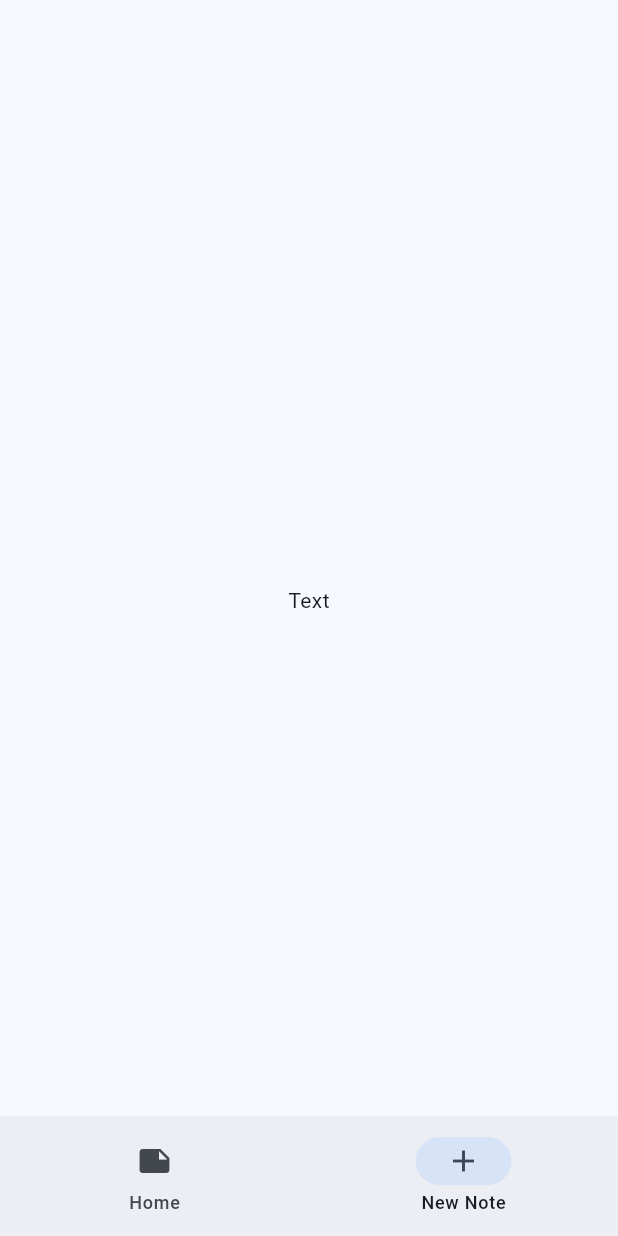
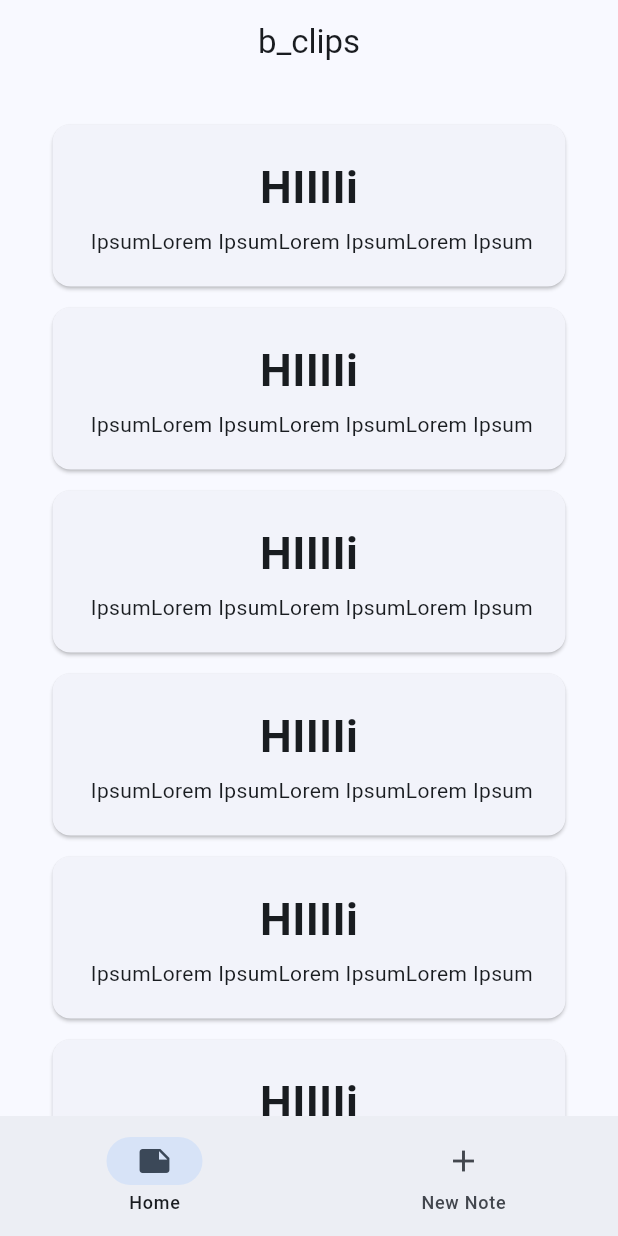
Before and after one commit to bloosheddev/b_clips, a Flutter app: the screen it shows after launch, on a phone screen of 412 x 824 dp. Run offline on Flutter 3.47's test engine with Material 3 defaults, Android fonts, the light colour scheme and no system bars.

Commit message:
Added UI

```diff
--- a/lib/data/constants.dart
+++ b/lib/data/constants.dart
@@ -0,0 +1 @@
+class KCardTextStyle {}
--- a/lib/data/notifiers.dart
+++ b/lib/data/notifiers.dart
@@ -1,3 +1,3 @@
 import 'package:flutter/material.dart';
 
-ValueNotifier<int> selectedPageNotifer = ValueNotifier(0);
+ValueNotifier<int> selectedPageNotifier = ValueNotifier(0);
--- a/lib/views/page_control.dart
+++ b/lib/views/page_control.dart
@@ -1,4 +1,10 @@
+import 'package:b_clips/data/notifiers.dart';
+import 'package:b_clips/views/pages/home_page.dart';
+import 'package:b_clips/views/pages/new_note_page.dart';
+import 'package:b_clips/views/widgets/navbar_widget.dart';
 import 'package:flutter/material.dart';
+
+List<Widget> pageList = [HomePage(), NewNotePage()];
 
 class PageControl extends StatelessWidget {
   const PageControl({super.key});
@@ -6,15 +12,14 @@ class PageControl extends StatelessWidget {
   @override
   Widget build(BuildContext context) {
     return Scaffold(
-      appBar: AppBar(),
-      body: Container(child: Center(child: Text("Text"))),
-      bottomNavigationBar: NavigationBar(
-        destinations: [
-          NavigationDestination(icon: Icon(Icons.note), label: "Home"),
-          NavigationDestination(icon: Icon(Icons.add), label: "New Note"),
-        ],
-        selectedIndex: 1,
+      appBar: AppBar(title: Text("b_clips"), centerTitle: true),
+      body: ValueListenableBuilder(
+        valueListenable: selectedPageNotifier,
+        builder: (context, selectedPage, child) {
+          return pageList.elementAt(selectedPage);
+        },
       ),
+      bottomNavigationBar: NavbarWidget(),
     );
   }
 }
--- /dev/null
+++ b/lib/views/pages/home_page.dart
@@ -0,0 +1,25 @@
+import 'package:b_clips/views/widgets/clips_card_widget.dart';
+import 'package:flutter/material.dart';
+
+class HomePage extends StatelessWidget {
+  const HomePage({super.key});
+
+  @override
+  Widget build(BuildContext context) {
+    return Scaffold(
+      body: SingleChildScrollView(
+        child: Center(
+          child: Column(
+            children: [
+              SizedBox(height: 20.0),
+              ...List.generate(10, (index) {
+                return ClipsCardWidget();
+              }),
+              SizedBox(height: 20.0),
+            ],
+          ),
+        ),
+      ),
+    );
+  }
+}
--- /dev/null
+++ b/lib/views/widgets/clips_card_widget.dart
@@ -0,0 +1,32 @@
+import 'package:flutter/material.dart';
+
+class ClipsCardWidget extends StatelessWidget {
+  const ClipsCardWidget({super.key});
+
+  @override
+  Widget build(BuildContext context) {
+    return ClipRRect(
+      borderRadius: BorderRadiusGeometry.all(Radius.circular(20.0)),
+      child: Container(
+        width: 350.0,
+        padding: EdgeInsets.symmetric(vertical: 3.0),
+        child: Card(
+          child: Padding(
+            padding: EdgeInsetsGeometry.all(20.0),
+            child: Column(
+              crossAxisAlignment: CrossAxisAlignment.center,
+              children: [
+                Text(
+                  "HIIIIi",
+                  style: TextStyle(fontWeight: FontWeight.bold, fontSize: 30),
+                ),
+                SizedBox(height: 5.0),
+                Text(" IpsumLorem IpsumLorem IpsumLorem Ipsum"),
+              ],
+            ),
+          ),
+        ),
+      ),
+    );
+  }
+}
--- a/lib/views/widgets/navbar_widget.dart
+++ b/lib/views/widgets/navbar_widget.dart
@@ -1,3 +1,4 @@
+import 'package:b_clips/data/notifiers.dart';
 import 'package:flutter/material.dart';
 
 class NavbarWidget extends StatelessWidget {
@@ -5,6 +6,20 @@ class NavbarWidget extends StatelessWidget {
 
   @override
   Widget build(BuildContext context) {
-    return Container();
+    return ValueListenableBuilder(
+      valueListenable: selectedPageNotifier,
+      builder: (context, selectedPage, child) {
+        return NavigationBar(
+          destinations: [
+            NavigationDestination(icon: Icon(Icons.note), label: "Home"),
+            NavigationDestination(icon: Icon(Icons.add), label: "New Note"),
+          ],
+          onDestinationSelected: (value) {
+            selectedPageNotifier.value = value;
+          },
+          selectedIndex: selectedPage,
+        );
+      },
+    );
   }
 }
```
Also changed, not shown: lib/views/pages/new_note_page.dart (added, +42 -0 lines).
